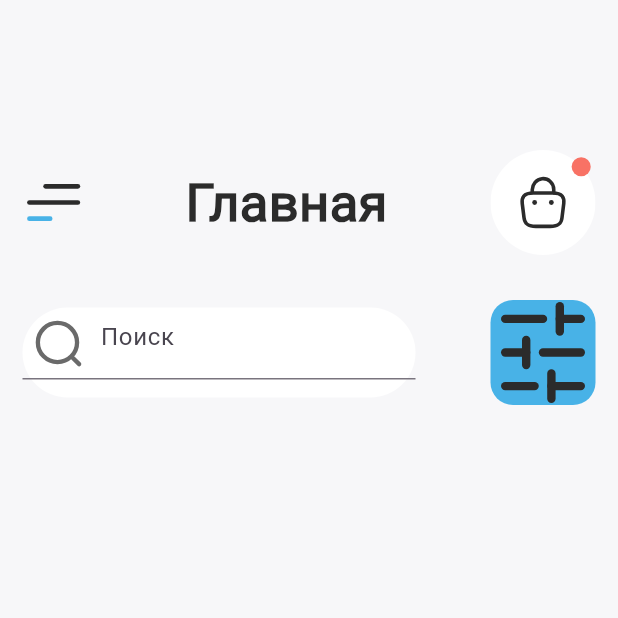
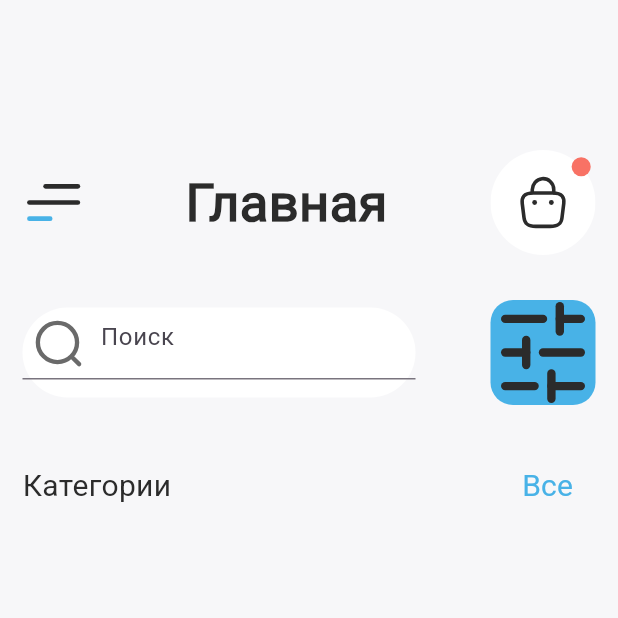
Before and after one commit to Champ3-uksivt/matule, a Flutter app: the HomePage screen opened by its route, on a phone screen of 412 x 824 dp, the top half of it. Run offline on Flutter 3.47's test engine with Material 3 defaults, Android fonts, the phone set to English and light mode, and no system bars; our stand-ins replace flutter_svg, get_it, smooth_page_indicator, supabase, supabase_flutter; accounts and stored records are empty.

Commit message:
last_commit

```diff
--- a/lib/presentation/pages/home.dart
+++ b/lib/presentation/pages/home.dart
@@ -65,6 +65,28 @@ class _HomePageState extends State<HomePage> {
                 )
               ],
             ),
+            SizedBox(
+              height: 30,
+            ),
+            Row(
+              mainAxisAlignment: MainAxisAlignment.spaceBetween,
+              children: [
+                Text(
+                  "Категории",
+                  style: myTextStyle(TextDecoration.none, Mycolors().text, 20),
+                ),
+                TextButton(
+                    onPressed: () {},
+                    child: const Text(
+                      "Все",
+                      style: TextStyle(
+                        fontFamily: "Roboto",
+                        fontSize: 20,
+                        color: Color(0xFF48B2E7),
+                      ),
+                    ))
+              ],
+            )
           ],
         ),
       ),
```
